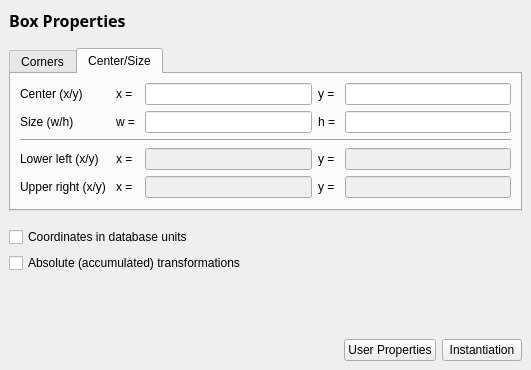
This is src/edt/edt/BoxPropertiesPage.ui in KLayout/klayout as Qt 5 draws it before an edit. The edited form follows.
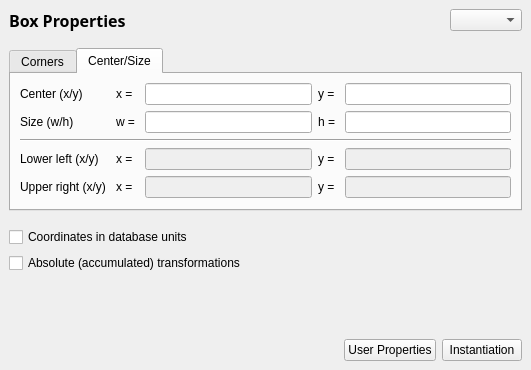
This is the edited form. Custom widgets are drawn as their Qt base class.

Diff of the .ui file:
```diff
--- a/src/edt/edt/BoxPropertiesPage.ui
+++ b/src/edt/edt/BoxPropertiesPage.ui
@@ -55,8 +55,8 @@
       <item>
        <widget class="QLabel" name="layer_lbl">
         <property name="sizePolicy">
-         <sizepolicy hsizetype="Expanding" vsizetype="Preferred">
-          <horstretch>0</horstretch>
+         <sizepolicy hsizetype="Ignored" vsizetype="Preferred">
+          <horstretch>1</horstretch>
           <verstretch>0</verstretch>
          </sizepolicy>
         </property>
@@ -68,6 +68,13 @@
         </property>
        </widget>
       </item>
+      <item>
+       <widget class="lay::LayerSelectionComboBox" name="layer_cbx">
+        <property name="sizeAdjustPolicy">
+         <enum>QComboBox::AdjustToContents</enum>
+        </property>
+       </widget>
+      </item>
      </layout>
     </widget>
    </item>
@@ -576,6 +583,13 @@
    </item>
   </layout>
  </widget>
+ <customwidgets>
+  <customwidget>
+   <class>lay::LayerSelectionComboBox</class>
+   <extends>QComboBox</extends>
+   <header>layWidgets.h</header>
+  </customwidget>
+ </customwidgets>
  <tabstops>
   <tabstop>mode_tab</tabstop>
   <tabstop>x1_le_1</tabstop>
```
Left out of the diff: 2 changed lines with no effect on the pictures.
